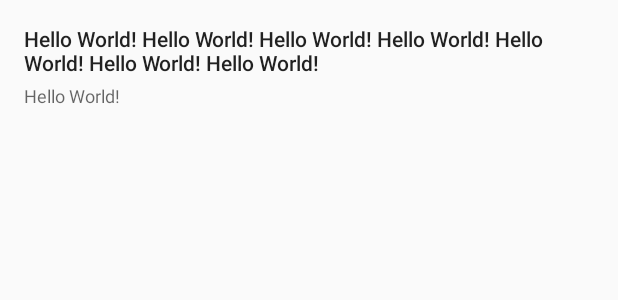
After one commit to alvarosct02/reign-android, an Android app: the layout item_post.xml on its own in the app's theme, with its tools: preview values and no code run, on a phone screen of 412 x 824 dp. The commit adds this screen. Shown: the top 300 px of the screen. Run offline under Robolectric (Android 15) with nearby library versions, the phone set to English and light mode, and no system bars.

Commit message:
[feature] List Posts

```diff
--- a/app/src/main/AndroidManifest.xml
+++ b/app/src/main/AndroidManifest.xml
@@ -2,14 +2,17 @@
 <manifest xmlns:android="http://schemas.android.com/apk/res/android"
     package="com.asct94.reigndemo">
 
+    <uses-permission android:name="android.permission.INTERNET" />
+
     <application
+        android:name=".App"
         android:allowBackup="true"
         android:icon="@mipmap/ic_launcher"
         android:label="@string/app_name"
         android:roundIcon="@mipmap/ic_launcher_round"
         android:supportsRtl="true"
         android:theme="@style/AppTheme">
-        <activity android:name=".MainActivity">
+        <activity android:name=".ui.posts.MainActivity">
             <intent-filter>
                 <action android:name="android.intent.action.MAIN" />
 
--- /dev/null
+++ b/app/src/main/res/layout/item_post.xml
@@ -0,0 +1,27 @@
+<?xml version="1.0" encoding="utf-8"?>
+<androidx.constraintlayout.widget.ConstraintLayout xmlns:android="http://schemas.android.com/apk/res/android"
+    xmlns:app="http://schemas.android.com/apk/res-auto"
+    android:layout_width="match_parent"
+    xmlns:tools="http://schemas.android.com/tools"
+    android:layout_height="wrap_content"
+    android:padding="16dp">
+
+    <TextView
+        android:id="@+id/tv_title"
+        android:layout_width="match_parent"
+        android:layout_height="wrap_content"
+        style="@style/TextAppearance.AppCompat.Body2"
+        tools:text="Hello World! Hello World! Hello World! Hello World! Hello World! Hello World! Hello World! "
+        app:layout_constraintTop_toTopOf="parent"/>
+
+    <TextView
+        android:id="@+id/tv_caption"
+        android:layout_width="wrap_content"
+        android:layout_height="wrap_content"
+        tools:text="Hello World!"
+        android:layout_marginTop="4dp"
+        style="@style/TextAppearance.AppCompat.Caption"
+        app:layout_constraintStart_toStartOf="parent"
+        app:layout_constraintTop_toBottomOf="@id/tv_title" />
+
+</androidx.constraintlayout.widget.ConstraintLayout>
```
Also changed, not shown: app/build.gradle (+30 -1 lines), app/src/main/java/com/asct94/reigndemo/App.kt (added, +17 -0 lines), app/src/main/java/com/asct94/reigndemo/Injector.kt (added, +29 -0 lines), app/src/main/java/com/asct94/reigndemo/MainActivity.kt (deleted, +0 -11 lines), app/src/main/java/com/asct94/reigndemo/data/repository/PostRepository.kt (added, +24 -0 lines), app/src/main/java/com/asct94/reigndemo/data/source/api/PostService.kt (added, +15 -0 lines), app/src/main/java/com/asct94/reigndemo/data/source/api/RequestManager.kt (added, +39 -0 lines), app/src/main/java/com/asct94/reigndemo/data/source/api/wrappers/PostWrapper.kt (added, +8 -0 lines), app/src/main/java/com/asct94/reigndemo/models/Post.kt (added, +19 -0 lines), app/src/main/java/com/asct94/reigndemo/ui/posts/MainActivity.kt (added, +55 -0 lines), app/src/main/java/com/asct94/reigndemo/ui/posts/PostsAdapter.kt (added, +32 -0 lines), app/src/main/res/layout/activity_main.xml (+5 -9 lines).
